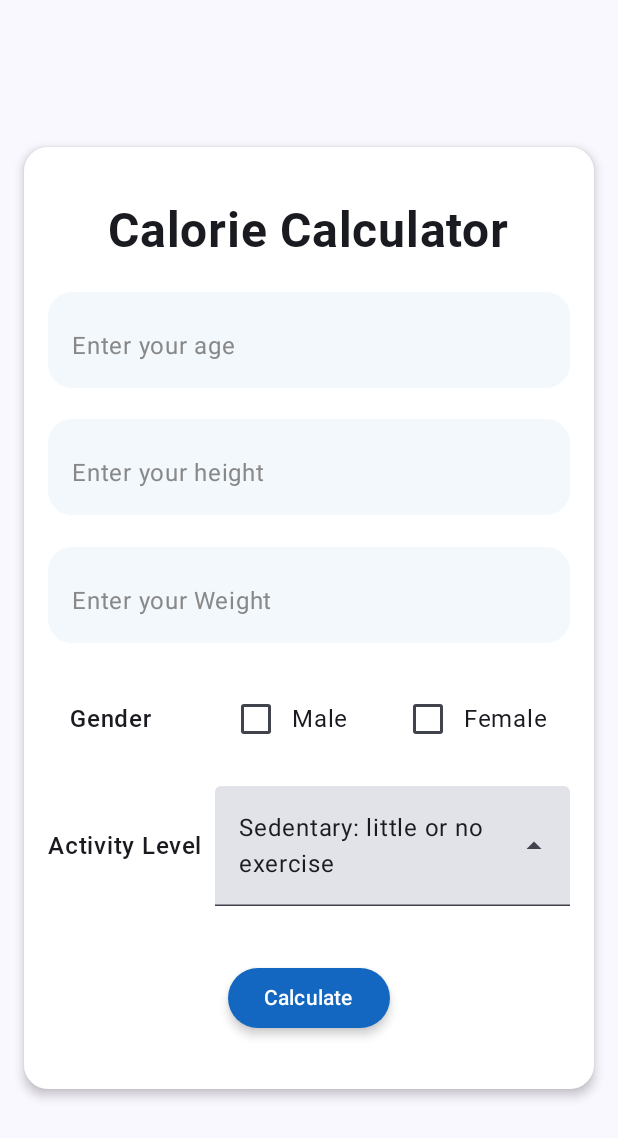
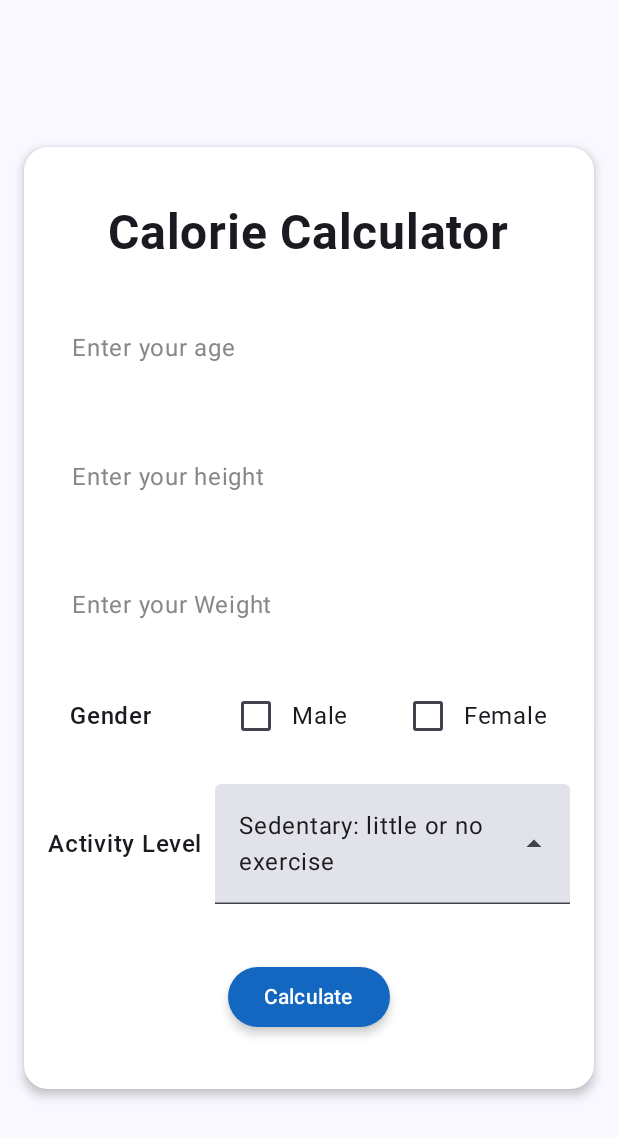
Before and after one commit to BeshoyAshraf10/FitnessProject, an Android app built with Jetpack Compose: the screen it shows after launch (MainActivity), on a phone screen of 412 x 824 dp. Shown: the top 1138 px of the screen. Run offline under Robolectric (Android 15) with nearby library versions, the phone set to English and light mode, and no system bars; Roboto replaces fonts that are not available here.

Commit message:
some changes

```diff
--- a/app/src/main/java/com/example/fitnessproject/screen/calorieCalculator/InformationScreen.kt
+++ b/app/src/main/java/com/example/fitnessproject/screen/calorieCalculator/InformationScreen.kt
@@ -44,7 +44,6 @@ import androidx.navigation.NavController
 import androidx.navigation.compose.rememberNavController
 import com.example.fitnessproject.R
 import com.example.fitnessproject.Routes
-import com.example.fitnessproject.ui.theme.TDEEBabyBlue
 import com.example.fitnessproject.ui.theme.TDEEBlue
 
 
@@ -93,45 +92,25 @@ fun InformationScreen(navController: NavController) {
                     fontSize = 32.sp
                 )
 
-                Card(
-                    shape = RoundedCornerShape(16.dp),
-                    colors = CardDefaults.cardColors(containerColor = TDEEBabyBlue),
-                    modifier = Modifier
-                        .fillMaxWidth()
-                ) {
+
                     OutlinedInputField(
                         label = "Enter your age",
                         value = age,
                         onValueChange = { age = it })
-                }
 
-                Card(
-                    shape = RoundedCornerShape(16.dp),
-                    colors = CardDefaults.cardColors(containerColor = TDEEBabyBlue),
-                    modifier = Modifier
-                        .fillMaxWidth()
-                )
-                {
+
                     OutlinedInputField(
                         label = "Enter your height",
                         value = height,
                         onValueChange = { height = it })
 
-                }
-                Card(
-                    shape = RoundedCornerShape(16.dp),
-                    colors = CardDefaults.cardColors(containerColor = TDEEBabyBlue),
-                    modifier = Modifier
-                        .fillMaxWidth()
-                        .padding(bottom = 6.dp)
-                ) {
+
 
                     OutlinedInputField(
                         label = "Enter your Weight",
                         value = weight,
                         onValueChange = { weight = it })
 
-                }
                 Row(
                     verticalAlignment = CenterVertically,
                     horizontalArrangement = Arrangement.SpaceAround,
@@ -142,18 +121,14 @@ fun InformationScreen(navController: NavController) {
                         fontFamily = FontFamily(Font(R.font.roboto_medium)),
                         modifier = Modifier.padding(end = 16.dp)
                     )
-                    Row(verticalAlignment = CenterVertically) {
                         GenderCheckbox(
                             CheckboxOption.Male,
                             checkedOption,
                         ) { checkedOption = it }
-                    }
-                    Row(verticalAlignment = CenterVertically) {
                         GenderCheckbox(
                             CheckboxOption.Female,
                             checkedOption,
                         ) { checkedOption = it }
-                    }
                 }
 
                 Row(
```
